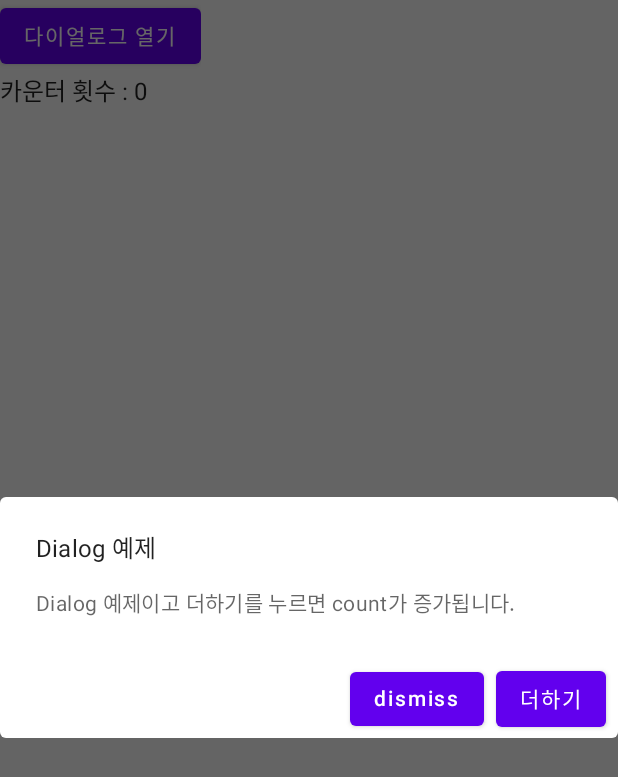
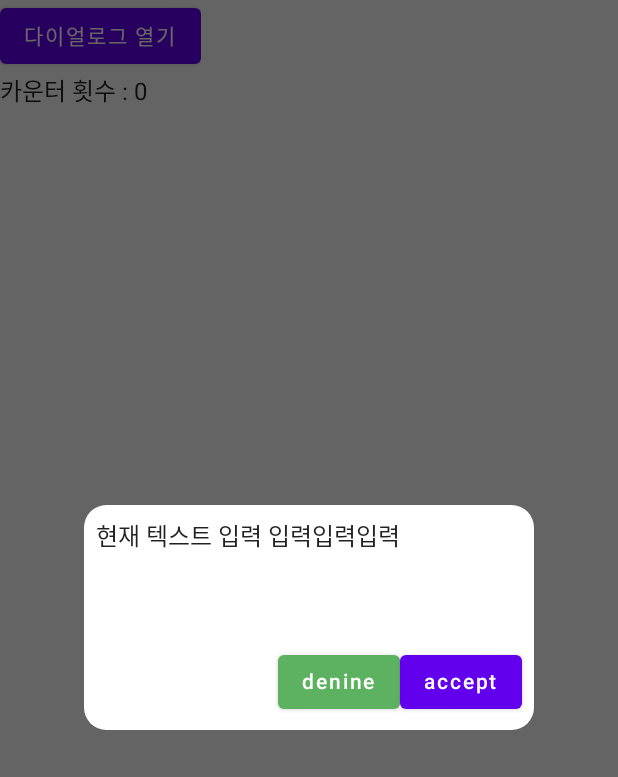
Before and after one commit to massOan/ComposeEtc, an Android app built with Jetpack Compose: the screen it shows after launch (MainActivity), after a tap on "다이얼로그 열기", on a phone screen of 412 x 824 dp. Shown: the top 777 px of the screen. Run offline under Robolectric (Android 15) with nearby library versions, the phone set to English and light mode, and no system bars; our stand-ins replace constraintlayout-compose; pictures from the network do not load.

```diff
--- a/app/src/main/java/com/example/compose_etc/MainActivity.kt
+++ b/app/src/main/java/com/example/compose_etc/MainActivity.kt
@@ -14,6 +14,7 @@ import androidx.compose.foundation.layout.*
 import androidx.compose.foundation.lazy.LazyColumn
 import androidx.compose.foundation.lazy.items
 import androidx.compose.foundation.shape.CircleShape
+import androidx.compose.foundation.shape.RoundedCornerShape
 import androidx.compose.material.*
 import androidx.compose.material.icons.Icons
 import androidx.compose.material.icons.filled.ArrowBack
@@ -36,6 +37,7 @@ import androidx.compose.ui.text.style.TextAlign
 import androidx.compose.ui.tooling.preview.Preview
 import androidx.compose.ui.unit.dp
 import androidx.compose.ui.unit.sp
+import androidx.compose.ui.window.Dialog
 import androidx.constraintlayout.compose.ConstraintLayout
 import androidx.constraintlayout.compose.ConstraintSet
 import coil.compose.AsyncImage
@@ -43,6 +45,7 @@ import coil.compose.rememberImagePainter
 import com.example.compose_etc.MainActivity.Companion.placeHoldercardData
 import com.example.compose_etc.ui.theme.Compose_etcTheme
 import com.example.compose_etc.R.drawable
+import org.intellij.lang.annotations.JdkConstants.HorizontalAlignment
 import kotlin.contracts.contract
 
 
@@ -54,7 +57,7 @@ class MainActivity : ComponentActivity() {
         super.onCreate(savedInstanceState)
         setContent {
             Compose_etcTheme {
-                dialogEx()
+                customDialogEx()
             }
         }
     }
@@ -562,31 +565,110 @@ fun dialogEx() {
             },
             confirmButton = {
                 Button(onClick = {
-                    count.value ++
+                    count.value++
                     openDialog = false
                 }) {
                     Text(text = "더하기")
                 }
             },
             dismissButton = {
-                 Button(onClick = {openDialog = false}) {
-                     Text(text = "dismiss")
-                 }
+                Button(onClick = { openDialog = false }) {
+                    Text(text = "dismiss")
+                }
 
             },
             title = { Text(text = "Dialog 예제") },
             text = {
-                Text(text ="Dialog 예제이고 더하기를 누르면 count가 증가됩니다.")
+                Text(text = "Dialog 예제이고 더하기를 누르면 count가 증가됩니다.")
             }
         )
     }
-    Column {
+
+}
+
+@Composable
+fun customDialogEx() {
+    var openDialog by remember { mutableStateOf(false) }
+
+    var count by remember { mutableStateOf(0) }
+
+    Column() {
+
+        if (openDialog) {
+            Dialog(onDismissRequest = { openDialog = false }) {
+                Surface(shape = RoundedCornerShape(15.dp)) {
+
+                    Column(
+                        modifier = Modifier
+                            .width(300.dp)
+                            .height(150.dp)
+                            .padding(8.dp)
+                            ,
+                    ) {
+                        Text(text = "현재 텍스트 입력 입력입력입력")
+
+                        Row(
+                            modifier = Modifier.fillMaxSize(),
+                            horizontalArrangement = Arrangement.End,
+                            verticalAlignment = Alignment.Bottom
+                        ) {
+                            Button(
+                                colors = ButtonDefaults.buttonColors(
+                                    backgroundColor = Color(0xFF5CB261),
+                                    contentColor = Color.White
+                                ), onClick = {
+                                    openDialog = false
+                                }) {
+                                Text(text = "denine")
+                            }
+                            Button(onClick = {
+                                openDialog = false
+
+                            }) {
+                                Text(text = "accept")
+                            }
+                        }
+
+                    }
+                }
+            }
+
+        }
+
         Button(onClick = {
             openDialog = true
         }) {
             Text(text = "다이얼로그 열기")
         }
-        Text(text = "카운터 횟수 : ${count.value}")
+        Text(text = "카운터 횟수 : ${count}")
+    }
+}
+
+@Composable
+fun DropDownFunction() {
+    var expandDropDownMenu by remember { mutableStateOf(false) }
+
+    var counter by remember { mutableStateOf(0) }
+
+    Column {
+        Button(onClick = { expandDropDownMenu = true }) {
+            Text(text = "드롭다운 메뉴 열기")
+        }
+        Text(text = "카운터: $counter")
+
+        DropdownMenu(expanded = expandDropDownMenu,
+            onDismissRequest = {
+                expandDropDownMenu = false
+
+            }) {
+            DropdownMenuItem(onClick = { counter++ }) {
+                Text(text = "증가")
+            }
+            DropdownMenuItem(onClick = { counter-- }) {
+                Text(text = "감소")
+            }
+
+        }
     }
 
 }
```
